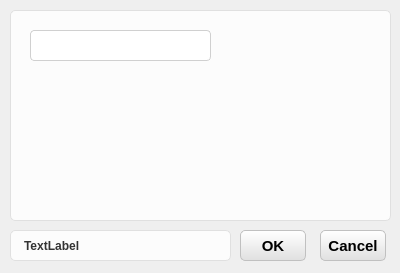
Qt form Solution/HuiRuMachineH/HuiRuMachineH/ChildDialog/VisionDialog.ui (HeJun20250905/ProductProJect) before a commit.
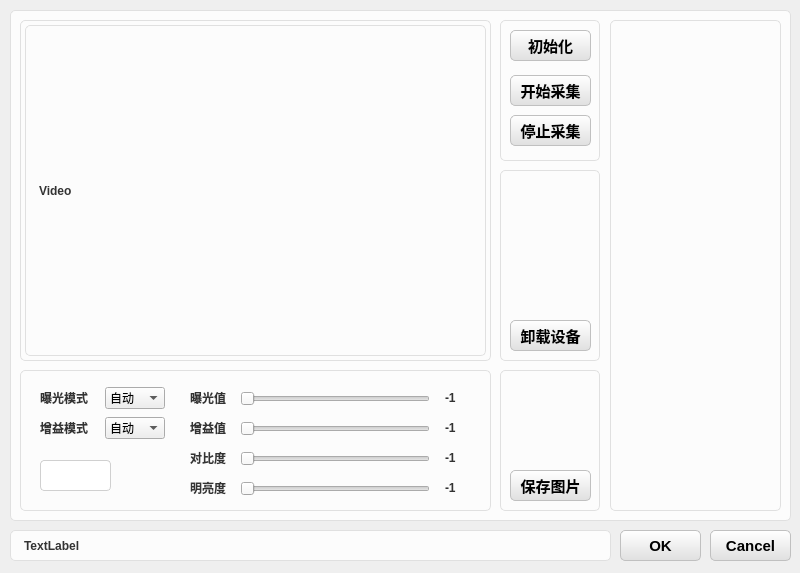
The same form after that commit.

Diff of the .ui file:
```diff
--- a/Solution/HuiRuMachineH/HuiRuMachineH/ChildDialog/VisionDialog.ui
+++ b/Solution/HuiRuMachineH/HuiRuMachineH/ChildDialog/VisionDialog.ui
@@ -6,8 +6,8 @@
    <rect>
     <x>0</x>
     <y>0</y>
-    <width>400</width>
-    <height>273</height>
+    <width>800</width>
+    <height>573</height>
    </rect>
   </property>
   <property name="windowTitle">
@@ -120,9 +120,9 @@
   <widget class="QPushButton" name="pushButton_Cancel">
    <property name="geometry">
     <rect>
-     <x>320</x>
-     <y>230</y>
-     <width>66</width>
+     <x>710</x>
+     <y>530</y>
+     <width>81</width>
      <height>31</height>
     </rect>
    </property>
@@ -140,9 +140,9 @@
   <widget class="QPushButton" name="pushButton_OK">
    <property name="geometry">
     <rect>
-     <x>240</x>
-     <y>230</y>
-     <width>66</width>
+     <x>620</x>
+     <y>530</y>
+     <width>81</width>
      <height>31</height>
     </rect>
    </property>
@@ -162,30 +162,543 @@
     <rect>
      <x>10</x>
      <y>0</y>
-     <width>381</width>
-     <height>221</height>
+     <width>781</width>
+     <height>521</height>
     </rect>
    </property>
    <property name="title">
     <string/>
    </property>
-   <widget class="QLineEdit" name="lineEdit">
+   <widget class="QGroupBox" name="groupBox_2">
     <property name="geometry">
      <rect>
-      <x>20</x>
-      <y>30</y>
-      <width>181</width>
-      <height>31</height>
+      <x>10</x>
+      <y>360</y>
+      <width>471</width>
+      <height>151</height>
      </rect>
     </property>
+    <property name="title">
+     <string/>
+    </property>
+    <widget class="QLabel" name="label_ExposureValue">
+     <property name="geometry">
+      <rect>
+       <x>425</x>
+       <y>25</y>
+       <width>36</width>
+       <height>26</height>
+      </rect>
+     </property>
+     <property name="styleSheet">
+      <string notr="true">QLabel {
+    color: #333333;           /* 与 QGroupBox::title 保持一致的深灰色 */
+    font-weight: bold;        /* 保持相同的加粗效果（如果是普通文本可去掉这行） */
+    background-color: #FCFCFC; /* 与分组框背景色一致 */
+    border: 0px solid #E0E0E0; /* 相同的边框颜色和粗细 */
+    border-radius: 5px;       /* 相同的圆角 */
+    padding: 0px 0px;        /* 适当的内边距，让文字不贴边，视觉上更舒适 */
+}</string>
+     </property>
+     <property name="text">
+      <string>-1</string>
+     </property>
+    </widget>
+    <widget class="QLabel" name="label_ContrastValue">
+     <property name="geometry">
+      <rect>
+       <x>425</x>
+       <y>85</y>
+       <width>36</width>
+       <height>26</height>
+      </rect>
+     </property>
+     <property name="styleSheet">
+      <string notr="true">QLabel {
+    color: #333333;           /* 与 QGroupBox::title 保持一致的深灰色 */
+    font-weight: bold;        /* 保持相同的加粗效果（如果是普通文本可去掉这行） */
+    background-color: #FCFCFC; /* 与分组框背景色一致 */
+    border: 0px solid #E0E0E0; /* 相同的边框颜色和粗细 */
+    border-radius: 5px;       /* 相同的圆角 */
+    padding: 0px 0px;        /* 适当的内边距，让文字不贴边，视觉上更舒适 */
+}</string>
+     </property>
+     <property name="text">
+      <string>-1</string>
+     </property>
+    </widget>
+    <widget class="QSlider" name="horizontalSlider_2">
+     <property name="geometry">
+      <rect>
+       <x>220</x>
+       <y>61</y>
+       <width>190</width>
+       <height>16</height>
+      </rect>
+     </property>
+     <property name="orientation">
+      <enum>Qt::Horizontal</enum>
+     </property>
+    </widget>
+    <widget class="QSlider" name="horizontalSlider_4">
+     <property name="geometry">
+      <rect>
+       <x>220</x>
+       <y>121</y>
+       <width>190</width>
+       <height>16</height>
+      </rect>
+     </property>
+     <property name="orientation">
+      <enum>Qt::Horizontal</enum>
+     </property>
+    </widget>
+    <widget class="QLabel" name="label_GainValue">
+     <property name="geometry">
+      <rect>
+       <x>425</x>
+       <y>55</y>
+       <width>36</width>
+       <height>26</height>
+      </rect>
+     </property>
+     <property name="styleSheet">
+      <string notr="true">QLabel {
+    color: #333333;           /* 与 QGroupBox::title 保持一致的深灰色 */
+    font-weight: bold;        /* 保持相同的加粗效果（如果是普通文本可去掉这行） */
+    background-color: #FCFCFC; /* 与分组框背景色一致 */
+    border: 0px solid #E0E0E0; /* 相同的边框颜色和粗细 */
+    border-radius: 5px;       /* 相同的圆角 */
+    padding: 0px 0px;        /* 适当的内边距，让文字不贴边，视觉上更舒适 */
+}</string>
+     </property>
+     <property name="text">
+      <string>-1</string>
+     </property>
+    </widget>
+    <widget class="QSlider" name="horizontalSlider_3">
+     <property name="geometry">
+      <rect>
+       <x>220</x>
+       <y>91</y>
+       <width>190</width>
+       <height>16</height>
+      </rect>
+     </property>
+     <property name="orientation">
+      <enum>Qt::Horizontal</enum>
+     </property>
+    </widget>
+    <widget class="QLabel" name="label_BrightnessValue">
+     <property name="geometry">
+      <rect>
+       <x>425</x>
+       <y>115</y>
+       <width>36</width>
+       <height>26</height>
+      </rect>
+     </property>
+     <property name="styleSheet">
+      <string notr="true">QLabel {
+    color: #333333;           /* 与 QGroupBox::title 保持一致的深灰色 */
+    font-weight: bold;        /* 保持相同的加粗效果（如果是普通文本可去掉这行） */
+    background-color: #FCFCFC; /* 与分组框背景色一致 */
+    border: 0px solid #E0E0E0; /* 相同的边框颜色和粗细 */
+    border-radius: 5px;       /* 相同的圆角 */
+    padding: 0px 0px;        /* 适当的内边距，让文字不贴边，视觉上更舒适 */
+}</string>
+     </property>
+     <property name="text">
+      <string>-1</string>
+     </property>
+    </widget>
+    <widget class="QComboBox" name="comboBox">
+     <property name="geometry">
+      <rect>
+       <x>85</x>
+       <y>27</y>
+       <width>60</width>
+       <height>22</height>
+      </rect>
+     </property>
+     <item>
+      <property name="text">
+       <string>自动</string>
+      </property>
+     </item>
+     <item>
+      <property name="text">
+       <string>手动</string>
+      </property>
+     </item>
+    </widget>
+    <widget class="QSlider" name="horizontalSlider">
+     <property name="geometry">
+      <rect>
+       <x>220</x>
+       <y>31</y>
+       <width>190</width>
+       <height>16</height>
+      </rect>
+     </property>
+     <property name="orientation">
+      <enum>Qt::Horizontal</enum>
+     </property>
+    </widget>
+    <widget class="QLabel" name="label_Brightness">
+     <property name="geometry">
+      <rect>
+       <x>170</x>
+       <y>115</y>
+       <width>51</width>
+       <height>26</height>
+      </rect>
+     </property>
+     <property name="styleSheet">
+      <string notr="true">QLabel {
+    color: #333333;           /* 与 QGroupBox::title 保持一致的深灰色 */
+    font-weight: bold;        /* 保持相同的加粗效果（如果是普通文本可去掉这行） */
+    background-color: #FCFCFC; /* 与分组框背景色一致 */
+    border: 0px solid #E0E0E0; /* 相同的边框颜色和粗细 */
+    border-radius: 5px;       /* 相同的圆角 */
+    padding: 0px 0px;        /* 适当的内边距，让文字不贴边，视觉上更舒适 */
+}</string>
+     </property>
+     <property name="text">
+      <string>明亮度</string>
+     </property>
+    </widget>
+    <widget class="QLabel" name="label_Exposure_2">
+     <property name="geometry">
+      <rect>
+       <x>20</x>
+       <y>25</y>
+       <width>55</width>
+       <height>26</height>
+      </rect>
+     </property>
+     <property name="styleSheet">
+      <string notr="true">QLabel {
+    color: #333333;           /* 与 QGroupBox::title 保持一致的深灰色 */
+    font-weight: bold;        /* 保持相同的加粗效果（如果是普通文本可去掉这行） */
+    background-color: #FCFCFC; /* 与分组框背景色一致 */
+    border: 0px solid #E0E0E0; /* 相同的边框颜色和粗细 */
+    border-radius: 5px;       /* 相同的圆角 */
+    padding: 0px 0px;        /* 适当的内边距，让文字不贴边，视觉上更舒适 */
+}</string>
+     </property>
+     <property name="text">
+      <string>曝光模式</string>
+     </property>
+    </widget>
+    <widget class="QLabel" name="label_Exposure">
+     <property name="geometry">
+      <rect>
+       <x>170</x>
+       <y>25</y>
+       <width>51</width>
+       <height>26</height>
+      </rect>
+     </property>
+     <property name="styleSheet">
+      <string notr="true">QLabel {
+    color: #333333;           /* 与 QGroupBox::title 保持一致的深灰色 */
+    font-weight: bold;        /* 保持相同的加粗效果（如果是普通文本可去掉这行） */
+    background-color: #FCFCFC; /* 与分组框背景色一致 */
+    border: 0px solid #E0E0E0; /* 相同的边框颜色和粗细 */
+    border-radius: 5px;       /* 相同的圆角 */
+    padding: 0px 0px;        /* 适当的内边距，让文字不贴边，视觉上更舒适 */
+}</string>
+     </property>
+     <property name="text">
+      <string>曝光值</string>
+     </property>
+    </widget>
+    <widget class="QLabel" name="label_Gain_2">
+     <property name="geometry">
+      <rect>
+       <x>20</x>
+       <y>55</y>
+       <width>55</width>
+       <height>26</height>
+      </rect>
+     </property>
+     <property name="styleSheet">
+      <string notr="true">QLabel {
+    color: #333333;           /* 与 QGroupBox::title 保持一致的深灰色 */
+    font-weight: bold;        /* 保持相同的加粗效果（如果是普通文本可去掉这行） */
+    background-color: #FCFCFC; /* 与分组框背景色一致 */
+    border: 0px solid #E0E0E0; /* 相同的边框颜色和粗细 */
+    border-radius: 5px;       /* 相同的圆角 */
+    padding: 0px 0px;        /* 适当的内边距，让文字不贴边，视觉上更舒适 */
+}</string>
+     </property>
+     <property name="text">
+      <string>增益模式</string>
+     </property>
+    </widget>
+    <widget class="QComboBox" name="comboBox_2">
+     <property name="geometry">
+      <rect>
+       <x>85</x>
+       <y>57</y>
+       <width>60</width>
+       <height>22</height>
+      </rect>
+     </property>
+     <item>
+      <property name="text">
+       <string>自动</string>
+      </property>
+     </item>
+     <item>
+      <property name="text">
+       <string>手动</string>
+      </property>
+     </item>
+    </widget>
+    <widget class="QLabel" name="label_Contrast">
+     <property name="geometry">
+      <rect>
+       <x>170</x>
+       <y>85</y>
+       <width>51</width>
+       <height>26</height>
+      </rect>
+     </property>
+     <property name="styleSheet">
+      <string notr="true">QLabel {
+    color: #333333;           /* 与 QGroupBox::title 保持一致的深灰色 */
+    font-weight: bold;        /* 保持相同的加粗效果（如果是普通文本可去掉这行） */
+    background-color: #FCFCFC; /* 与分组框背景色一致 */
+    border: 0px solid #E0E0E0; /* 相同的边框颜色和粗细 */
+    border-radius: 5px;       /* 相同的圆角 */
+    padding: 0px 0px;        /* 适当的内边距，让文字不贴边，视觉上更舒适 */
+}</string>
+     </property>
+     <property name="text">
+      <string>对比度</string>
+     </property>
+    </widget>
+    <widget class="QLabel" name="label_Gain">
+     <property name="geometry">
+      <rect>
+       <x>170</x>
+       <y>55</y>
+       <width>51</width>
+       <height>26</height>
+      </rect>
+     </property>
+     <property name="styleSheet">
+      <string notr="true">QLabel {
+    color: #333333;           /* 与 QGroupBox::title 保持一致的深灰色 */
+    font-weight: bold;        /* 保持相同的加粗效果（如果是普通文本可去掉这行） */
+    background-color: #FCFCFC; /* 与分组框背景色一致 */
+    border: 0px solid #E0E0E0; /* 相同的边框颜色和粗细 */
+    border-radius: 5px;       /* 相同的圆角 */
+    padding: 0px 0px;        /* 适当的内边距，让文字不贴边，视觉上更舒适 */
+}</string>
+     </property>
+     <property name="text">
+      <string>增益值</string>
+     </property>
+    </widget>
+    <widget class="QLineEdit" name="lineEdit">
+     <property name="geometry">
+      <rect>
+       <x>20</x>
+       <y>100</y>
+       <width>71</width>
+       <height>31</height>
+      </rect>
+     </property>
+    </widget>
+   </widget>
+   <widget class="QGroupBox" name="groupBox_3">
+    <property name="geometry">
+     <rect>
+      <x>10</x>
+      <y>10</y>
+      <width>471</width>
+      <height>351</height>
+     </rect>
+    </property>
+    <property name="title">
+     <string/>
+    </property>
+    <widget class="QLabel" name="label_Video">
+     <property name="geometry">
+      <rect>
+       <x>5</x>
+       <y>15</y>
+       <width>461</width>
+       <height>331</height>
+      </rect>
+     </property>
+     <property name="text">
+      <string>Video</string>
+     </property>
+    </widget>
+   </widget>
+   <widget class="QGroupBox" name="groupBox_4">
+    <property name="geometry">
+     <rect>
+      <x>490</x>
+      <y>10</y>
+      <width>100</width>
+      <height>151</height>
+     </rect>
+    </property>
+    <property name="title">
+     <string/>
+    </property>
+    <widget class="QPushButton" name="pushButton_Stop">
+     <property name="geometry">
+      <rect>
+       <x>10</x>
+       <y>105</y>
+       <width>81</width>
+       <height>31</height>
+      </rect>
+     </property>
+     <property name="font">
+      <font>
+       <pointsize>11</pointsize>
+       <weight>75</weight>
+       <bold>true</bold>
+      </font>
+     </property>
+     <property name="text">
+      <string>停止采集</string>
+     </property>
+    </widget>
+    <widget class="QPushButton" name="pushButton_Start">
+     <property name="geometry">
+      <rect>
+       <x>10</x>
+       <y>65</y>
+       <width>81</width>
+       <height>31</height>
+      </rect>
+     </property>
+     <property name="font">
+      <font>
+       <pointsize>11</pointsize>
+       <weight>75</weight>
+       <bold>true</bold>
+      </font>
+     </property>
+     <property name="text">
+      <string>开始采集</string>
+     </property>
+    </widget>
+    <widget class="QPushButton" name="pushButton_Init">
+     <property name="geometry">
+      <rect>
+       <x>10</x>
+       <y>20</y>
+       <width>81</width>
+       <height>31</height>
+      </rect>
+     </property>
+     <property name="font">
+      <font>
+       <pointsize>11</pointsize>
+       <weight>75</weight>
+       <bold>true</bold>
+      </font>
+     </property>
+     <property name="text">
+      <string>初始化</string>
+     </property>
+    </widget>
+   </widget>
+   <widget class="QGroupBox" name="groupBox_5">
+    <property name="geometry">
+     <rect>
+      <x>600</x>
+      <y>10</y>
+      <width>171</width>
+      <height>501</height>
+     </rect>
+    </property>
+    <property name="title">
+     <string/>
+    </property>
+   </widget>
+   <widget class="QGroupBox" name="groupBox_6">
+    <property name="geometry">
+     <rect>
+      <x>490</x>
+      <y>160</y>
+      <width>100</width>
+      <height>201</height>
+     </rect>
+    </property>
+    <property name="title">
+     <string/>
+    </property>
+    <widget class="QPushButton" name="pushButton_Uninit">
+     <property name="geometry">
+      <rect>
+       <x>10</x>
+       <y>160</y>
+       <width>81</width>
+       <height>31</height>
+      </rect>
+     </property>
+     <property name="font">
+      <font>
+       <pointsize>11</pointsize>
+       <weight>75</weight>
+       <bold>true</bold>
+      </font>
+     </property>
+     <property name="text">
+      <string>卸载设备</string>
+     </property>
+    </widget>
+   </widget>
+   <widget class="QGroupBox" name="groupBox_7">
+    <property name="geometry">
+     <rect>
+      <x>490</x>
+      <y>360</y>
+      <width>100</width>
+      <height>151</height>
+     </rect>
+    </property>
+    <property name="title">
+     <string/>
+    </property>
+    <widget class="QPushButton" name="pushButton_Uninit_3">
+     <property name="geometry">
+      <rect>
+       <x>10</x>
+       <y>110</y>
+       <width>81</width>
+       <height>31</height>
+      </rect>
+     </property>
+     <property name="font">
+      <font>
+       <pointsize>11</pointsize>
+       <weight>75</weight>
+       <bold>true</bold>
+      </font>
+     </property>
+     <property name="text">
+      <string>保存图片</string>
+     </property>
+    </widget>
    </widget>
   </widget>
   <widget class="QLabel" name="label">
    <property name="geometry">
     <rect>
      <x>10</x>
-     <y>230</y>
-     <width>221</width>
+     <y>530</y>
+     <width>601</width>
      <height>31</height>
     </rect>
    </property>
```
